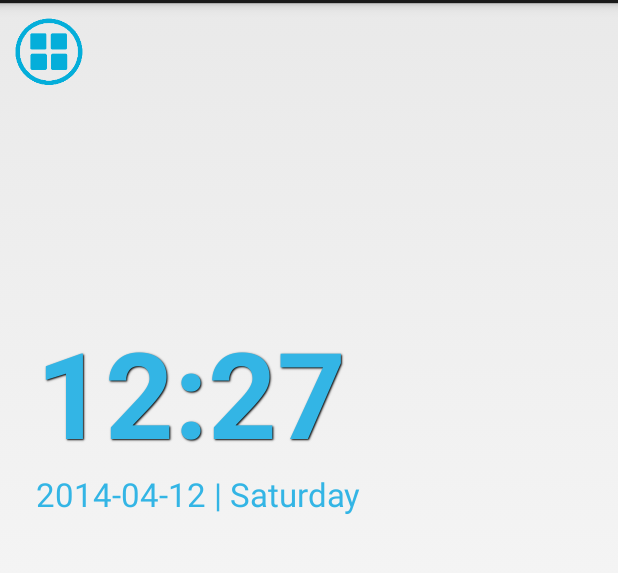
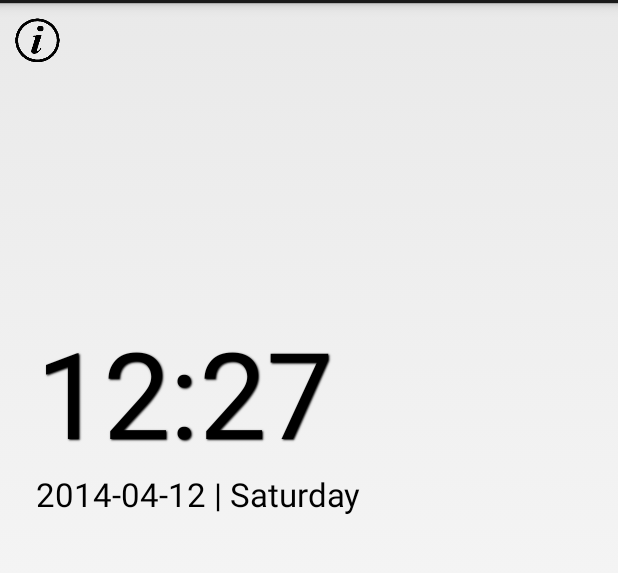
Before and after one commit to vliux/GestureCut, an Android app: the layout activity_main.xml on its own in the app's theme, with its tools: preview values and no code run, on a phone screen of 412 x 824 dp, the part 69-642 px from its top. Run offline under Robolectric (Android 15) with nearby library versions, the phone set to English and light mode, and no system bars.

Commit message:
re-structure ui for gesture list

```diff
--- a/app/src/main/res/layout/activity_main.xml
+++ b/app/src/main/res/layout/activity_main.xml
@@ -23,7 +23,6 @@
                 android:text="12:27"
                 android:textSize="@dimen/text_size_clock"
                 android:textColor="@color/gesture_cur_blue"
-                android:textStyle="bold"
                 android:shadowColor="@android:color/black"
                 android:shadowDx="1"
                 android:shadowDy="1"
@@ -46,7 +45,7 @@
         android:layout_gravity="top|left"
         android:layout_marginTop="@dimen/settings_outmost_margin"
         android:layout_marginLeft="@dimen/settings_outmost_margin"
-        android:src="@drawable/ic_settings_3"/>
+        android:src="@drawable/ic_info"/>
 
     <org.vliux.android.gesturecut.ui.view.GestureList
         android:id="@+id/main_gesture_list_layout"
--- a/app/src/main/res/values/colors.xml
+++ b/app/src/main/res/values/colors.xml
@@ -1,6 +1,6 @@
 <?xml version="1.0" encoding="utf-8"?>
 <resources>
     <color name="global_bkground">@android:color/white</color>
-    <color name="gesture_cur_blue">@android:color/holo_blue_light</color>
+    <color name="gesture_cur_blue">@android:color/black</color>
     <color name="gesture_list_bkground">#FFFAFAF0</color>
 </resources>
--- a/app/src/main/res/values/dimens.xml
+++ b/app/src/main/res/values/dimens.xml
@@ -14,7 +14,7 @@
 
     <dimen name="settings_outmost_margin">10dp</dimen>
     <!-- global icon dimension -->
-    <dimen name="icon_dimen_global">45dp</dimen>
+    <dimen name="icon_dimen_global">30dp</dimen>
 
     <!-- gesture list view, for editing existing gestures -->
     <dimen name="gesture_list_outter_margin">10dp</dimen>
```
Also changed, not shown: app/src/main/res/layout/view_gesture_list.xml (+25 -31 lines), app/src/main/res/drawable-xxhdpi/ic_add.png (deleted), app/src/main/res/drawable-xxhdpi/ic_edit.png (added), app/src/main/res/drawable-xxhdpi/ic_info.png, app/src/main/res/drawable-xxhdpi/ic_settings.png (added), app/src/main/res/drawable-xxhdpi/ic_settings_1.png (deleted), app/src/main/res/drawable-xxhdpi/ic_settings_2.png (deleted), app/src/main/res/drawable-xxhdpi/ic_settings_3.png (deleted).
